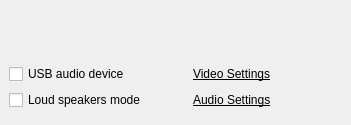
First picture: the form in wengophone/src/presentation/qt/WengoPhoneWindowConfigPanel.ui, repository tkrotoff/WengoPhone, before the edit.
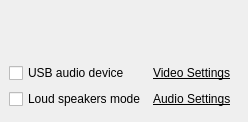
Second picture: the form after the edit. Icons and pictures are not drawn. Custom widgets are drawn as their Qt base class.

Commit message: Volume speaker is not ugly anymore

Patch:
```diff
--- a/wengophone/src/presentation/qt/WengoPhoneWindowConfigPanel.ui
+++ b/wengophone/src/presentation/qt/WengoPhoneWindowConfigPanel.ui
@@ -8,8 +8,8 @@
    <rect>
     <x>0</x>
     <y>0</y>
-    <width>351</width>
-    <height>125</height>
+    <width>231</width>
+    <height>122</height>
    </rect>
   </property>
   <layout class="QGridLayout" >
@@ -126,26 +126,6 @@
        </item>
       </layout>
      </item>
-     <item row="2" column="0" colspan="2" >
-      <widget class="QCheckBox" name="halfDuplexCheckBox" >
-       <property name="toolTip" >
-        <string>Enable half-duplex mode</string>
-       </property>
-       <property name="text" >
-        <string>Loud speakers mode</string>
-       </property>
-      </widget>
-     </item>
-     <item row="1" column="0" colspan="2" >
-      <widget class="QCheckBox" name="enableWenboxCheckBox" >
-       <property name="toolTip" >
-        <string>Enable Wenbox usage</string>
-       </property>
-       <property name="text" >
-        <string>USB audio device</string>
-       </property>
-      </widget>
-     </item>
      <item row="0" column="2" >
       <spacer>
        <property name="orientation" >
@@ -154,11 +134,60 @@
        <property name="sizeHint" >
         <size>
          <width>40</width>
-         <height>20</height>
+         <height>44</height>
         </size>
        </property>
       </spacer>
      </item>
+     <item row="1" column="0" colspan="3" >
+      <layout class="QGridLayout" >
+       <property name="margin" >
+        <number>0</number>
+       </property>
+       <property name="spacing" >
+        <number>6</number>
+       </property>
+       <item row="0" column="0" >
+        <widget class="QCheckBox" name="enableWenboxCheckBox" >
+         <property name="toolTip" >
+          <string>Enable Wenbox usage</string>
+         </property>
+         <property name="text" >
+          <string>USB audio device</string>
+         </property>
+        </widget>
+       </item>
+       <item row="1" column="0" >
+        <widget class="QCheckBox" name="halfDuplexCheckBox" >
+         <property name="toolTip" >
+          <string>Enable half-duplex mode</string>
+         </property>
+         <property name="text" >
+          <string>Loud speakers mode</string>
+         </property>
+        </widget>
+       </item>
+      </layout>
+     </item>
+     <item row="0" column="0" >
+      <widget class="QLabel" name="inputSoundLabel" >
+       <property name="minimumSize" >
+        <size>
+         <width>25</width>
+         <height>44</height>
+        </size>
+       </property>
+       <property name="maximumSize" >
+        <size>
+         <width>25</width>
+         <height>44</height>
+        </size>
+       </property>
+       <property name="pixmap" >
+        <pixmap resource="wengophone.qrc" >:/pics/audio/microphone.png</pixmap>
+       </property>
+      </widget>
+     </item>
     </layout>
    </item>
    <item row="0" column="1" >
@@ -169,23 +198,22 @@
      <property name="spacing" >
       <number>6</number>
      </property>
-     <item row="1" column="0" colspan="2" >
-      <widget class="QLabel" name="videoSettingsLabel" >
-       <property name="cursor" >
-        <cursor>13</cursor>
+     <item row="0" column="0" >
+      <widget class="QLabel" name="outputSoundLabel" >
+       <property name="minimumSize" >
+        <size>
+         <width>25</width>
+         <height>44</height>
+        </size>
        </property>
-       <property name="text" >
-        <string>&lt;u>Video Settings&lt;/u></string>
+       <property name="maximumSize" >
+        <size>
+         <width>25</width>
+         <height>44</height>
+        </size>
        </property>
-      </widget>
-     </item>
-     <item row="2" column="0" colspan="2" >
-      <widget class="QLabel" name="audioSettingsLabel" >
-       <property name="cursor" >
-        <cursor>13</cursor>
-       </property>
-       <property name="text" >
-        <string>&lt;u>Audio Settings&lt;/u></string>
+       <property name="pixmap" >
+        <pixmap resource="wengophone.qrc" >:/pics/audio/speaker.png</pixmap>
        </property>
       </widget>
      </item>
@@ -269,24 +297,35 @@
        </item>
       </layout>
      </item>
-     <item row="0" column="0" >
-      <widget class="QLabel" name="outputSoundLabel" >
-       <property name="minimumSize" >
-        <size>
-         <width>25</width>
-         <height>44</height>
-        </size>
+     <item row="1" column="0" colspan="3" >
+      <layout class="QGridLayout" >
+       <property name="margin" >
+        <number>0</number>
        </property>
-       <property name="maximumSize" >
-        <size>
-         <width>25</width>
-         <height>44</height>
-        </size>
+       <property name="spacing" >
+        <number>6</number>
        </property>
-       <property name="pixmap" >
-        <pixmap resource="wengophone.qrc" >:/pics/audio/speaker.png</pixmap>
-       </property>
-      </widget>
+       <item row="0" column="0" >
+        <widget class="QLabel" name="videoSettingsLabel" >
+         <property name="cursor" >
+          <cursor>13</cursor>
+         </property>
+         <property name="text" >
+          <string>&lt;u>Video Settings&lt;/u></string>
+         </property>
+        </widget>
+       </item>
+       <item row="1" column="0" >
+        <widget class="QLabel" name="audioSettingsLabel" >
+         <property name="cursor" >
+          <cursor>13</cursor>
+         </property>
+         <property name="text" >
+          <string>&lt;u>Audio Settings&lt;/u></string>
+         </property>
+        </widget>
+       </item>
+      </layout>
      </item>
      <item row="0" column="2" >
       <spacer>
@@ -296,7 +335,7 @@
        <property name="sizeHint" >
         <size>
          <width>40</width>
-         <height>20</height>
+         <height>44</height>
         </size>
        </property>
       </spacer>
```
Left out of the diff: 19 changed lines with no effect on the pictures.
